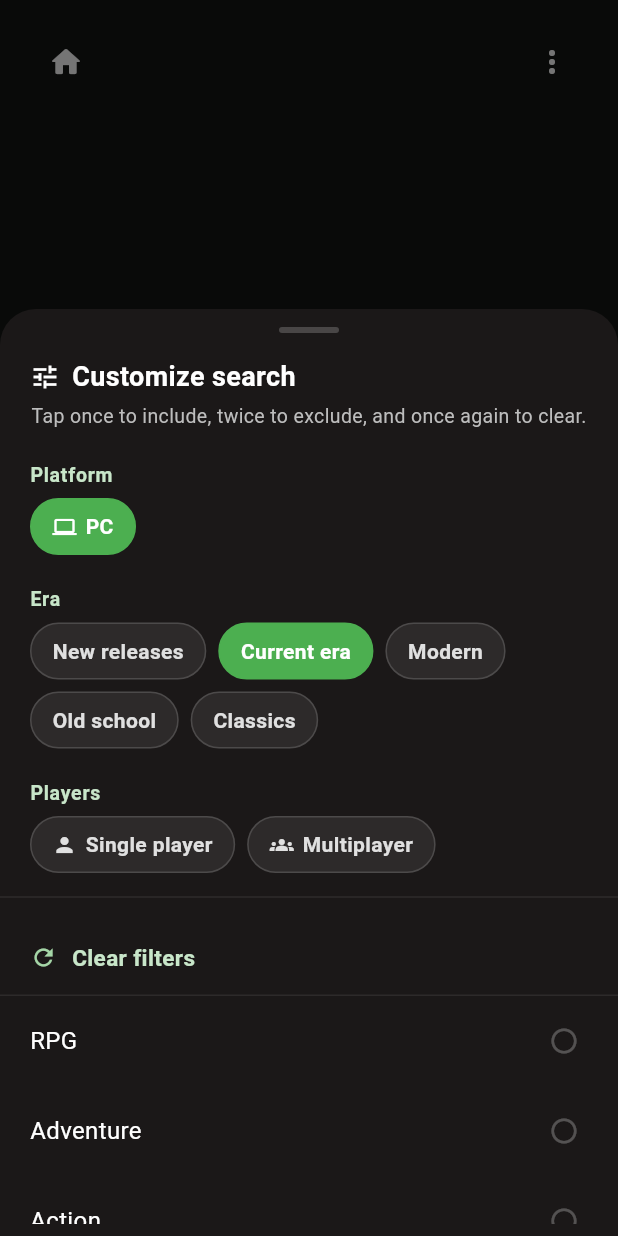
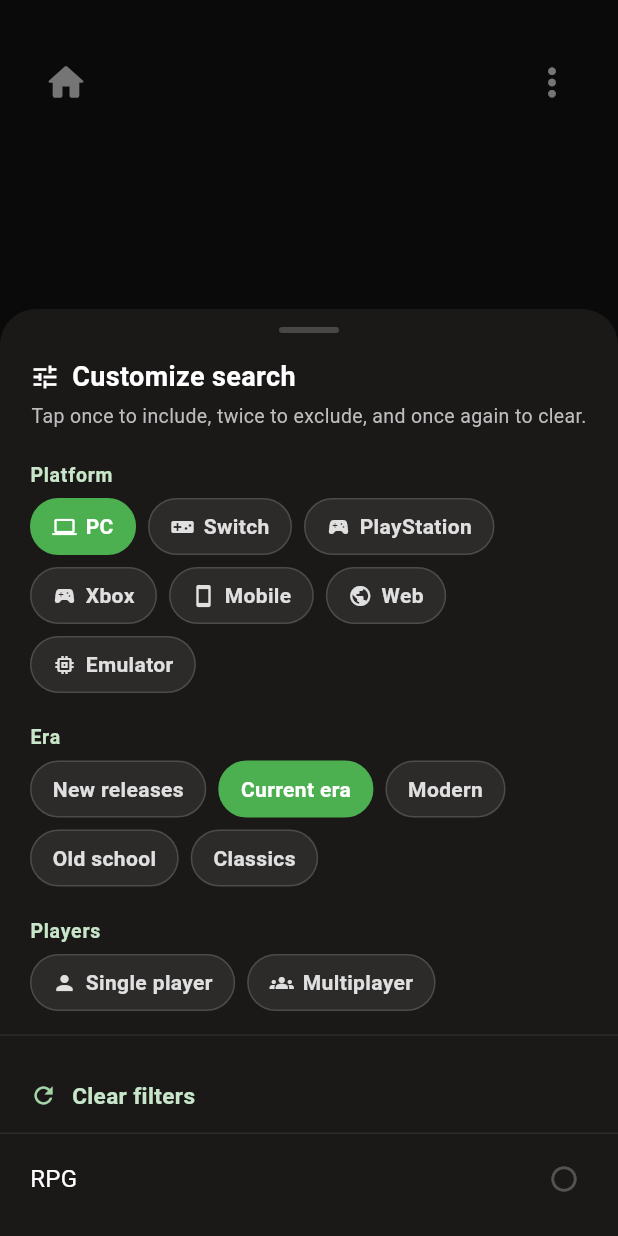
Before and after one commit to GabeMalk/Game_Genius_APP, a Flutter app: the screen it shows after launch, after a tap on "Filter", on a phone screen of 412 x 824 dp. Run offline on Flutter 3.47's test engine with Material 3 defaults, Android fonts, the phone set to English and light mode, and no system bars; our stand-ins replace google_mobile_ads, shared_preferences; network calls fail.

Commit message:
Localização, implementação dos ads, mudanças no sobre e layout (funciona!)

```diff
--- a/lib/l10n/app_localizations.dart
+++ b/lib/l10n/app_localizations.dart
@@ -149,7 +149,7 @@ abstract class AppLocalizations {
   /// Texto de atribuição
   ///
   /// In en, this message translates to:
-  /// **'Made by Malk.\n\nGame data provided by IGDB.com.'**
+  /// **'Made by Malk.\n\nGame data provided by IGDB.com'**
   String get sobreTexto;
 
   /// Botão fechar
@@ -433,6 +433,54 @@ abstract class AppLocalizations {
   /// In en, this message translates to:
   /// **'Erotic'**
   String get filtroErotic;
+
+  /// Texto do botão para o usuário assistir a um anúncio em vídeo para apoiar o app
+  ///
+  /// In en, this message translates to:
+  /// **'🎥 Support by watching a video'**
+  String get videoApoiar;
+
+  /// Texto de carregamento exibido enquanto o anúncio em vídeo está sendo baixado
+  ///
+  /// In en, this message translates to:
+  /// **'Loading...'**
+  String get videoCarregando;
+
+  /// Título do diálogo de agradecimento após o usuário assistir ao vídeo completo
+  ///
+  /// In en, this message translates to:
+  /// **'Thank you so much!'**
+  String get videoObrigadoTitulo;
+
+  /// Mensagem de agradecimento explicando o impacto do apoio do usuário
+  ///
+  /// In en, this message translates to:
+  /// **'Your support helps keep the app running.'**
+  String get videoObrigadoMensagem;
+
+  /// Mensagem de erro disparada quando o anúncio falha ao carregar devido à internet
+  ///
+  /// In en, this message translates to:
+  /// **'Failed to load the video. Check your connection and try again.'**
+  String get videoErroCarregar;
+
+  /// Mensagem de erro quando o vídeo é carregado mas falha na hora de reproduzir
+  ///
+  /// In en, this message translates to:
+  /// **'Could not display the video. Try again.'**
+  String get videoErroExibicao;
+
+  /// Aviso exibido quando a rede do AdMob não tem nenhum anúncio em vídeo para entregar
+  ///
+  /// In en, this message translates to:
+  /// **'Ad is not available at the moment.'**
+  String get videoIndisponivel;
+
+  /// Palavra genérica utilizada para indicar um erro no aplicativo
+  ///
+  /// In en, this message translates to:
+  /// **'Error'**
+  String get erro;
 }
 
 class _AppLocalizationsDelegate
--- a/lib/main.dart
+++ b/lib/main.dart
@@ -6,10 +6,13 @@ import 'package:flutter_localizations/flutter_localizations.dart';
 import 'package:indicador_jogos/l10n/app_localizations.dart';
 import 'package:google_mobile_ads/google_mobile_ads.dart';
 import 'screens/tela_recomendacao.dart';
+import 'package:flutter/foundation.dart' show kIsWeb;
 
 Future<void> main() async {
   WidgetsFlutterBinding.ensureInitialized();
-  await MobileAds.instance.initialize();
+  // Isso aqui é pra não bugar no chrome
+  if (!kIsWeb) {
+  await MobileAds.instance.initialize();}
   runApp(const IndicaJogoApp());
 }
 
--- a/lib/models/filtro.dart
+++ b/lib/models/filtro.dart
@@ -161,12 +161,23 @@ String labelDaEra(AppLocalizations l10n, String chave) {
 
 // Representa uma plataforma (ex: PC, Xbox, etc.).
 class PlataformaInfo {
-  final int id;  // ID da plataforma na IGDB (ex: 6 = PC)
+  final String chave; // Nome da plat
+  final List<int> ids; // ID da plataforma na IGDB (ex: 6 = PC)
   final String label; // texto exibido
-  const PlataformaInfo({required this.id, required this.label});
+  const PlataformaInfo({required this.chave, required this.ids, required this.label});
 }
 
-// Lista de plataformas disponíveis. Apenas PC por enquanto.
+// Lista de plataformas disponíveis.
 const List<PlataformaInfo> catalogoDePlataformas = [
-  PlataformaInfo(id: 6, label: 'PC'),
+  PlataformaInfo(chave: 'pc', ids: [6], label: 'PC'),
+  PlataformaInfo(chave: 'switch', ids: [130, 508], label: 'Switch'),
+  PlataformaInfo(chave: 'playstation', ids: [7, 8, 9, 48, 167], label: 'PlayStation'),
+  PlataformaInfo(chave: 'xbox', ids: [11, 12, 49, 169], label: 'Xbox'),
+  PlataformaInfo(chave: 'mobile', ids: [34], label: 'Mobile'),
+  PlataformaInfo(chave: 'web', ids: [82], label: 'Web'),
+  PlataformaInfo(
+    chave: 'emulador',
+    ids: [5, 19, 64, 29, 32, 38, 7, 8, 18, 21, 137, 37, 4, 20, 33, 24, 22, 52],
+    label: 'Emulator', // 🔧 mantido em inglês, igual o resto
+  ),
 ];
--- a/lib/models/parametros_busca.dart
+++ b/lib/models/parametros_busca.dart
@@ -8,7 +8,7 @@ class ParametrosBusca {
   // ---- CAMPOS ----
 
   // Plataforma selecionada (ID da IGDB). Inicia com 6 (PC).
-  int plataforma;
+  String plataforma;
 
   // Aqui está o "estado" de cada filtro
   // Mapa que associa a chave do filtro (ex: 'rpg') ao estado atual
@@ -25,7 +25,7 @@ class ParametrosBusca {
 
   // Inicializa os campos com valores padrão.
   ParametrosBusca()
-      : plataforma = 6,               // PC, único disponível por enquanto
+      : plataforma = 'pc',               // PC por padrão
         modoJogo = null,               // sem restrição de modo
         eras = {'atualidade'},         // era padrão: jogos de 2020 até hoje
         preferenciasFiltros = {
@@ -65,13 +65,17 @@ class ParametrosBusca {
     return contagem;
   }
 
+  // Resolve a chave em ids
+  List<int> get plataformaIds =>
+        catalogoDePlataformas.firstWhere((p) => p.chave == plataforma).ids;
+
   // ---- SERIALIZAÇÃO PARA JSON ----
 
   // Converte os parâmetros atuais para um mapa JSON compatível com o Worker.
   // Recebe a lista de IDs do histórico (jogos já vistos).
   Map<String, dynamic> toJson(List<int> historicoIds) {
     return {
-      'plataforma': plataforma,
+      'plataforma': plataformaIds,
       // só inclui os campos se não estiverem vazios/nulos
       if (filtrosPositivos.isNotEmpty) 'filtros': filtrosPositivos.toList(),
       if (filtrosNegativos.isNotEmpty) 'filtrosNegativos': filtrosNegativos.toList(),
--- a/lib/screens/tela_recomendacao.dart
+++ b/lib/screens/tela_recomendacao.dart
@@ -11,6 +11,7 @@ import '../services/game_repository.dart';
 import '../services/historico_service.dart';
 import '../widgets/seletor_filtros.dart';
 import '../widgets/banner_ad_widget.dart';
+import '../widgets/sobre.dart';
 import '../theme/cores_app.dart';
 
 class TelaRecomendacao extends StatefulWidget {
@@ -268,6 +269,7 @@ class _TelaRecomendacaoState extends State<TelaRecomendacao>
       if (mounted) {
         setState(() {
           _carregando = false;
+          _jogoSugerido = null;
           _mensagemErro = AppLocalizations.of(context)!.nenhumJogoEncontrado;
         });
       }
@@ -276,6 +278,7 @@ class _TelaRecomendacaoState extends State<TelaRecomendacao>
       if (mounted) {
         setState(() {
           _carregando = false;
+          _jogoSugerido = null;
           _mensagemErro = AppLocalizations.of(context)!.erroBuscaGenerico;
         });
       }
@@ -300,32 +303,12 @@ class _TelaRecomendacaoState extends State<TelaRecomendacao>
     }
   }
 
-  // Cobre com atribuição e um dialog com o
-  // toggle de "Modo noturno" além do texto de atribuição.
-  // Usa StatefulBuilder porque o dialog é uma "rota" própria — sem
-  // isso, o Switch não conseguiria se redesenhar sozinho ao tocar.
-  void _abrirOpcoes() {
-    final l10n = AppLocalizations.of(context)!;
-
-    showDialog(
-      context: context,
-      builder: (context) => AlertDialog(
-        backgroundColor: CoresApp.superficie,
-        shape: RoundedRectangleBorder(borderRadius: BorderRadius.circular(16)),
-        title: Text(l10n.opcoesTitulo, style: TextStyle(color: Colors.white)),
-        content: Text(
-          l10n.sobreTexto,
-          style: TextStyle(color: Colors.grey.shade300, height: 1.5),
-        ),
-        actions: [
-          TextButton(
-            onPressed: () => Navigator.of(context).pop(),
-            child: Text(l10n.fechar, style: TextStyle(color: CoresApp.primaria.shade200)),
-          ),
-        ],
-      ),
-    );
-  }
+ void _abrirOpcoes() {
+  showDialog(
+    context: context,
+    builder: (context) => const DialogoOpcoes(),
+  );
+}
 
 
   // ============================================================
@@ -338,7 +321,7 @@ class _TelaRecomendacaoState extends State<TelaRecomendacao>
       // Cabeçalho customizado (_buildTopo) logo abaixo, abrindo espaço pro banner de anúncio.
       body: SafeArea(
         child: Padding(
-          padding: const EdgeInsets.symmetric(horizontal: 20, vertical: 16),
+          padding: const EdgeInsets.symmetric(horizontal: 20, vertical: 30),
           child: Column(
             children: [
               _buildTopo(),
@@ -369,19 +352,19 @@ class _TelaRecomendacaoState extends State<TelaRecomendacao>
           IconButton(
             onPressed: _voltarParaInicio,
             icon: const Icon(Icons.home_rounded, color: Colors.white),
-            tooltip: 'Início',
+            iconSize: 30,
+            tooltip: 'Home',
           ),
           Expanded(
             child: Center(
-              // 🔧 ALTERADO: era um Container placeholder cinza,
-              // agora é o banner de verdade do AdMob.
               child: const BannerAdWidget(),
             ),
           ),
           IconButton(
             onPressed: _abrirOpcoes,
             icon: const Icon(Icons.more_vert, color: Colors.white),
-            tooltip: 'Opções',
+            iconSize: 30,
+            tooltip: 'Config',
           ),
         ],
       ),
--- a/lib/widgets/banner_ad_widget.dart
+++ b/lib/widgets/banner_ad_widget.dart
@@ -3,8 +3,9 @@
 // ============================================================
 import 'package:flutter/material.dart';
 import 'package:google_mobile_ads/google_mobile_ads.dart';
+import 'package:flutter/foundation.dart' show kIsWeb;
 
-const String _idAnuncioTeste = 'ca-app-pub-3940256099942544/6300978111'; // Banner de tamanho fixo
+const String _idAnuncioTeste = 'ca-app-pub-3940256099942544/9214589741'; // Banner de tamanho fixo
 
 class BannerAdWidget extends StatefulWidget {
   const BannerAdWidget({super.key});
@@ -20,7 +21,8 @@ class _BannerAdWidgetState extends State<BannerAdWidget> {
   @override
   void initState() {
     super.initState();
-    _carregarAnuncio();
+     if (!kIsWeb) {
+    _carregarAnuncio();}
   }
 
   void _carregarAnuncio() {
@@ -51,7 +53,7 @@ class _BannerAdWidgetState extends State<BannerAdWidget> {
 
   @override
   Widget build(BuildContext context) {
-    if (!_carregado || _banner == null) {
+    if (kIsWeb || !_carregado || _banner == null) {
       // Espaço reservado do mesmo tamanho, mesmo antes de carregar —
       // evita a tela "pular" quando o anúncio chegar.
       return const SizedBox(width: 320, height: 50);
--- a/lib/widgets/seletor_filtros.dart
+++ b/lib/widgets/seletor_filtros.dart
@@ -186,21 +186,35 @@ class _SeletorFiltrosState extends State<SeletorFiltros> {
       padding: const EdgeInsets.symmetric(horizontal: 20),
       child: Wrap(  // Wrap organiza os chips em linha e quebra para a próxima se necessário.
         spacing: 8,  // espaço horizontal entre chips
+          runSpacing: 8,
         children: catalogoDePlataformas.map((p) {
           return _buildChip(
             label: p.label,
-            icone: Icons.computer, // Ícone de telinha pro PC
+            icone: _iconeDaPlataforma(p.chave), // Ícones
             // Verifica se esta plataforma é a que está selecionada.
-            selecionada: widget.parametros.plataforma == p.id,
+            selecionada: widget.parametros.plataforma == p.chave,
             onTap: () {
               // Atualiza a plataforma no objeto de parâmetros.
-              setState(() => widget.parametros.plataforma = p.id);
+              setState(() => widget.parametros.plataforma = p.chave);
               widget.onChanged();
             },
           );
         }).toList(),
       ),
     );
+  }
+
+  IconData? _iconeDaPlataforma(String chave) {
+    switch (chave) {
+      case 'pc': return Icons.computer;
+      case 'switch': return Icons.videogame_asset;
+      case 'playstation': return Icons.sports_esports;
+      case 'xbox': return Icons.sports_esports;
+      case 'mobile': return Icons.smartphone;
+      case 'web': return Icons.public;
+      case 'emulador': return Icons.memory;
+      default: return null;
+    }
   }
 
   // Constrói a seção de eras (lançamentos, atualidade, etc.).
```
Also changed, not shown: lib/l10n/app_en.arb (+26 -2 lines), lib/l10n/app_localizations_en.dart (+27 -1 lines), lib/l10n/app_localizations_pt.dart (+28 -1 lines), lib/l10n/app_pt.arb (+11 -2 lines), lib/widgets/sobre.dart (added, +218 -0 lines), 1 other file.
